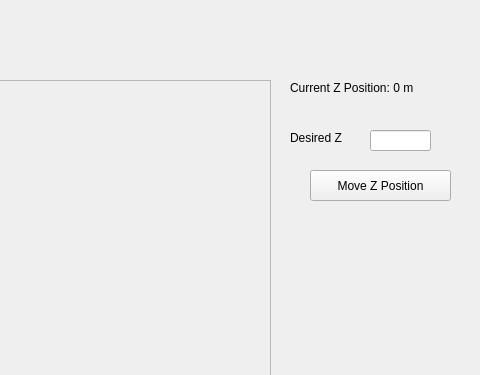
This is rbe500_scara_control/src/RBE500ProjP2UI.ui in Nick-L-1996/RBE500Project as Qt 5 draws it before an edit; both pictures show x 420 to 900 and y 0 to 375 of the 900 by 700 pixel window. The edited form follows.
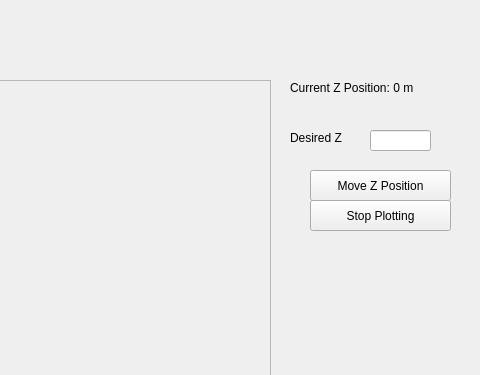
This is the edited form.

Commit message: Might have plot working?

```diff
--- a/rbe500_scara_control/src/RBE500ProjP2UI.ui
+++ b/rbe500_scara_control/src/RBE500ProjP2UI.ui
@@ -79,6 +79,19 @@
      <string>Move Z Position</string>
     </property>
    </widget>
+   <widget class="QPushButton" name="StopPlotting">
+    <property name="geometry">
+     <rect>
+      <x>730</x>
+      <y>200</y>
+      <width>141</width>
+      <height>31</height>
+     </rect>
+    </property>
+    <property name="text">
+     <string>Stop Plotting</string>
+    </property>
+   </widget>
   </widget>
   <widget class="QMenuBar" name="menubar">
    <property name="geometry">
```
The commit also changes 1 other file.
